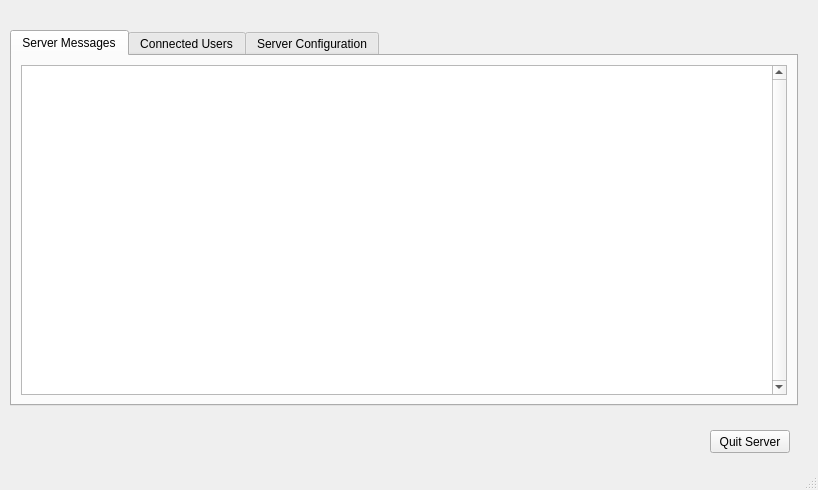
Before: the Qt Designer form Server/serverapp.ui in jacob-swanson/PixSpace, drawn with Qt 5.
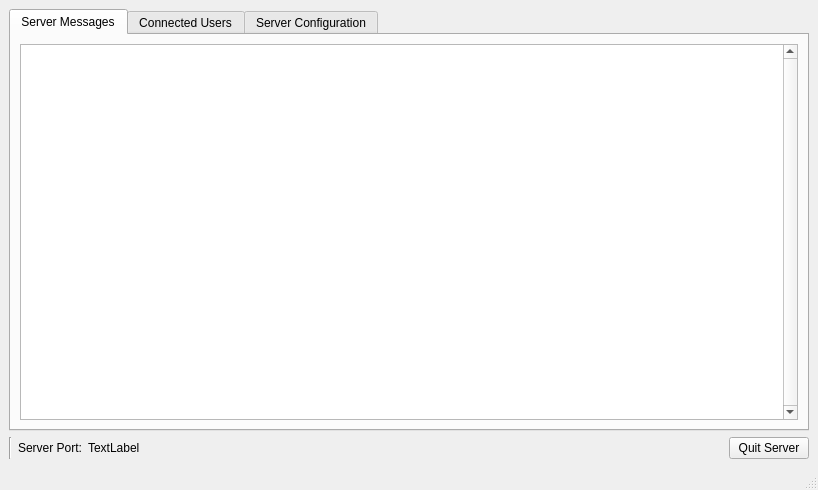
After: the same form once the commit is applied. Icons and pictures are not drawn.

Commit message: Added display of port server is listening on to GUI. Eugene Davis - 03/14/14

```diff
--- a/Server/serverapp.ui
+++ b/Server/serverapp.ui
@@ -21,15 +21,9 @@
     <normaloff>:/icon/PeegSpace.png</normaloff>:/icon/PeegSpace.png</iconset>
   </property>
   <widget class="QWidget" name="centralwidget">
+   <layout class="QVBoxLayout" name="verticalLayout_2">
+    <item>
    <widget class="QTabWidget" name="tabWidget">
-    <property name="geometry">
-     <rect>
-      <x>10</x>
-      <y>30</y>
-      <width>788</width>
-      <height>376</height>
-     </rect>
-    </property>
     <property name="toolTip">
      <string>&lt;html&gt;&lt;head/&gt;&lt;body&gt;&lt;p&gt;&lt;br/&gt;&lt;/p&gt;&lt;/body&gt;&lt;/html&gt;</string>
     </property>
@@ -244,19 +238,53 @@
      </layout>
     </widget>
    </widget>
+    </item>
+    <item>
+     <layout class="QHBoxLayout" name="horizontalLayout">
+      <item>
+       <widget class="Line" name="line">
+        <property name="orientation">
+         <enum>Qt::Vertical</enum>
+        </property>
+       </widget>
+      </item>
+      <item>
+       <widget class="QLabel" name="label_5">
+        <property name="text">
+         <string>Server Port:</string>
+        </property>
+       </widget>
+      </item>
+      <item>
+       <widget class="QLabel" name="serverPort">
+        <property name="text">
+         <string>TextLabel</string>
+        </property>
+       </widget>
+      </item>
+      <item>
+       <spacer name="horizontalSpacer">
+        <property name="orientation">
+         <enum>Qt::Horizontal</enum>
+        </property>
+        <property name="sizeHint" stdset="0">
+         <size>
+          <width>40</width>
+          <height>20</height>
+         </size>
+        </property>
+       </spacer>
+      </item>
+      <item>
    <widget class="QPushButton" name="quitServerButton">
-    <property name="geometry">
-     <rect>
-      <x>710</x>
-      <y>430</y>
-      <width>80</width>
-      <height>23</height>
-     </rect>
-    </property>
     <property name="text">
      <string>Quit Server</string>
     </property>
    </widget>
+      </item>
+     </layout>
+    </item>
+   </layout>
   </widget>
   <widget class="QStatusBar" name="statusbar"/>
  </widget>
```
Lines whose indentation alone changed are shown as unchanged. The commit also changes 1 other file.
